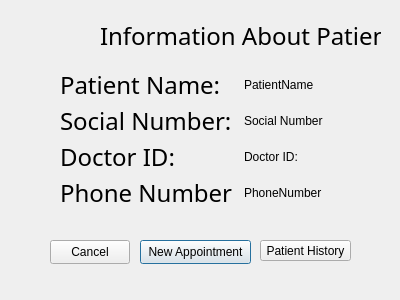
Old version of the form GroupFour_DoctorsOffice/patientpage.ui in the repository KittimasakBunrat/GroupFour_DoctorsOffice.
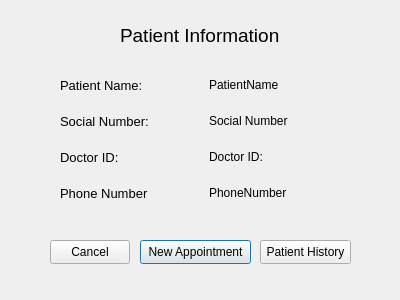
New version of the form.

Commit message: Updatering patient history

```diff
--- a/GroupFour_DoctorsOffice/patientpage.ui
+++ b/GroupFour_DoctorsOffice/patientpage.ui
@@ -16,20 +16,20 @@
   <widget class="QLabel" name="label_6">
    <property name="geometry">
     <rect>
-     <x>100</x>
+     <x>120</x>
      <y>10</y>
-     <width>281</width>
+     <width>161</width>
      <height>51</height>
     </rect>
    </property>
    <property name="font">
     <font>
-     <family>Gill Sans</family>
-     <pointsize>18</pointsize>
+     <family>MS Shell Dlg 2</family>
+     <pointsize>14</pointsize>
     </font>
    </property>
    <property name="text">
-    <string>Information About Patient</string>
+    <string>Patient Information</string>
    </property>
   </widget>
   <widget class="QPushButton" name="pushButton">
@@ -74,8 +74,8 @@
        <widget class="QLabel" name="label_5">
         <property name="font">
          <font>
-          <family>Optima</family>
-          <pointsize>18</pointsize>
+          <family>MS Shell Dlg 2</family>
+          <pointsize>10</pointsize>
          </font>
         </property>
         <property name="text">
@@ -87,8 +87,8 @@
        <widget class="QLabel" name="label_7">
         <property name="font">
          <font>
-          <family>Optima</family>
-          <pointsize>18</pointsize>
+          <family>MS Shell Dlg 2</family>
+          <pointsize>10</pointsize>
          </font>
         </property>
         <property name="text">
@@ -100,8 +100,8 @@
        <widget class="QLabel" name="label_4">
         <property name="font">
          <font>
-          <family>Optima</family>
-          <pointsize>18</pointsize>
+          <family>MS Shell Dlg 2</family>
+          <pointsize>10</pointsize>
          </font>
         </property>
         <property name="text">
@@ -113,8 +113,8 @@
        <widget class="QLabel" name="label_3">
         <property name="font">
          <font>
-          <family>Optima</family>
-          <pointsize>18</pointsize>
+          <family>MS Shell Dlg 2</family>
+          <pointsize>10</pointsize>
          </font>
         </property>
         <property name="text">
@@ -164,7 +164,7 @@
      <x>260</x>
      <y>240</y>
      <width>91</width>
-     <height>21</height>
+     <height>24</height>
     </rect>
    </property>
    <property name="text">
```
The commit also changes 6 other files.
